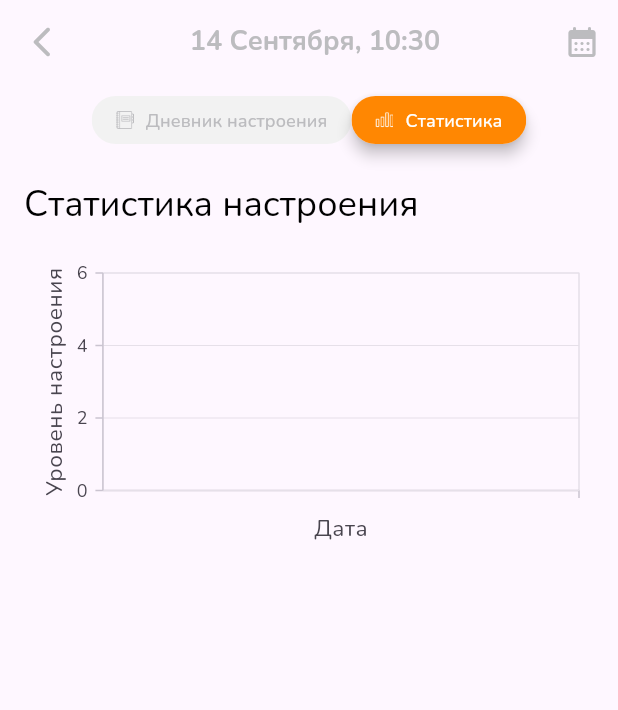
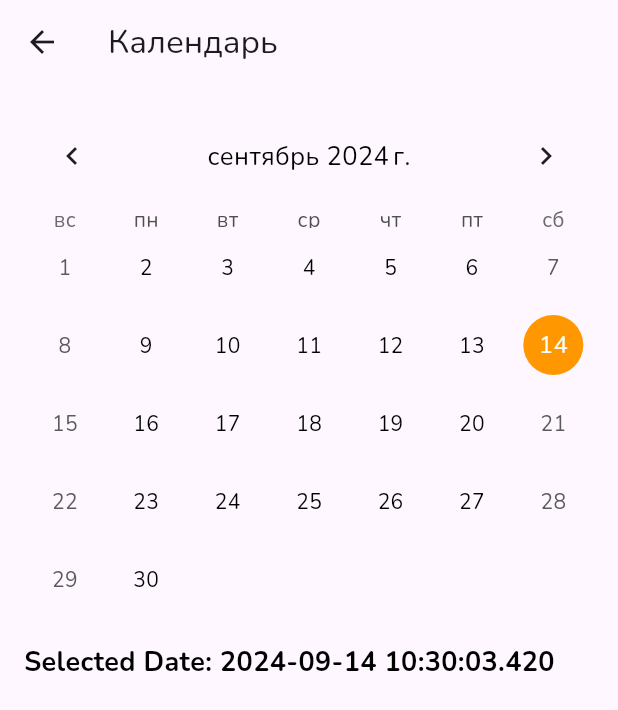
Before and after one commit to KamilaAbdu/mood_diary, a Flutter app: the MainScreen screen opened directly, after a tap on "Статистика", after a tap on the "calendar month" icon, on a phone screen of 412 x 824 dp. Shown: the top 710 px of the screen. Run offline on Flutter 3.47's test engine with Material 3 defaults, Android fonts, the phone set to English and light mode, and no system bars; drawn by our look-alikes of table_calendar; our stand-ins replace google_fonts, shared_preferences, syncfusion_flutter_charts; accounts and stored records are empty.

Commit message:
start screen and calendar screen added

```diff
--- a/lib/features/data/models/chart_data.dart
+++ b/lib/features/data/models/chart_data.dart
@@ -1,6 +1,12 @@
+
 class ChartData {
-  final String time;
+  final String date;
+  final String label;
   final double value;
 
-  ChartData(this.time, this.value);
+  ChartData({
+    required this.date,
+    required this.label,
+    required this.value,
+  });
 }
--- a/lib/features/data/providers/mood_provider.dart
+++ b/lib/features/data/providers/mood_provider.dart
@@ -1,34 +1,40 @@
 import 'package:flutter/material.dart';
-import 'package:mood_diary/features/domain/models/mood_data.dart';
-import '../repositories/mood_repository.dart';
+import 'package:mood_diary/features/data/models/chart_data.dart';
+import 'package:mood_diary/features/domain/repositories/mood_repository_impl.dart';
 
-class MoodProvider extends ChangeNotifier {
-  final MoodRepository _repository;
+class MoodProvider with ChangeNotifier {
+  final List<ChartData> _moodDataList = [];
 
-  List<MoodData> _moodDataList = [];
+  MoodProvider(MoodRepositoryImpl moodRepositoryImpl);
 
-  MoodProvider(this._repository);
+  List<ChartData> get moodDataList => _moodDataList;
 
-  List<MoodData> get moodDataList => _moodDataList;
+  void addMoodData(ChartData moodData) {
+    _moodDataList.add(moodData);
+    notifyListeners();
+  }
 
+  void removeMoodData(String label) {
+    _moodDataList.removeWhere((data) => data.label == label);
+    notifyListeners();
+  }
 
-  Future<void> loadMoodData() async {
-    try {
-      _moodDataList = await _repository.getMoodData();
+  void updateMoodData(String label, double newValue) {
+    final index = _moodDataList.indexWhere((data) => data.label == label);
+    if (index != -1) {
+      // Обновляем данные по метке. Предположим, что метка уникальна и не изменяется.
+      final existingData = _moodDataList[index];
+      _moodDataList[index] = ChartData(
+        date: existingData.date, // предполагаем, что дата не изменяется
+        label: existingData.label,
+        value: newValue,
+      );
       notifyListeners();
-    } catch (e) {
-
-      print('Error loading mood data: $e');
     }
   }
 
-  Future<void> addMoodData(MoodData moodData) async {
-    try {
-      await _repository.addMoodData(moodData);
-      await loadMoodData();
-    } catch (e) {
-
-      print('Error adding mood data: $e');
-    }
+  void clearMoodData() {
+    _moodDataList.clear();
+    notifyListeners();
   }
 }
--- a/lib/features/domain/models/mood_data.dart
+++ b/lib/features/domain/models/mood_data.dart
@@ -4,7 +4,6 @@ class MoodData {
 
   MoodData(this.date, this.moodLevel);
 
-  // Для преобразования в/из JSON
   Map<String, dynamic> toJson() => {
         'date': date,
         'moodLevel': moodLevel,
--- /dev/null
+++ b/lib/features/presentation/screens/calendar_screen.dart
@@ -0,0 +1,74 @@
+import 'package:flutter/material.dart';
+import 'package:mood_diary/core/constants/app_dimens.dart';
+import 'package:mood_diary/core/constants/app_text_styles.dart';
+import 'package:table_calendar/table_calendar.dart';
+
+class CalendarScreen extends StatefulWidget {
+  const CalendarScreen({super.key});
+
+  @override
+  _CalendarScreenState createState() => _CalendarScreenState();
+}
+
+class _CalendarScreenState extends State<CalendarScreen> {
+  late DateTime _selectedDay;
+  late DateTime _focusedDay;
+
+  @override
+  void initState() {
+    super.initState();
+    _selectedDay = DateTime.now();
+    _focusedDay = DateTime.now();
+  }
+
+  @override
+  Widget build(BuildContext context) {
+    return Scaffold(
+      appBar: AppBar(
+        title: Text('Календарь'),
+      ),
+      body: Padding(
+        padding: const EdgeInsets.all(16.0),
+        child: Column(
+          crossAxisAlignment: CrossAxisAlignment.start,
+          children: [
+            TableCalendar(
+              firstDay: DateTime.utc(2020, 01, 01),
+              lastDay: DateTime.utc(2030, 12, 31),
+              focusedDay: _focusedDay,
+              selectedDayPredicate: (day) => isSameDay(_selectedDay, day),
+              onDaySelected: (selectedDay, focusedDay) {
+                setState(() {
+                  _selectedDay = selectedDay;
+                  _focusedDay = focusedDay;
+                });
+              },
+              calendarFormat: CalendarFormat.month,
+              onFormatChanged: (format) {},
+              calendarStyle: const CalendarStyle(
+                selectedDecoration: BoxDecoration(
+                  color: Colors.orange,
+                  shape: BoxShape.circle,
+                ),
+                todayDecoration: BoxDecoration(
+                  color: Colors.blue,
+                  shape: BoxShape.circle,
+                ),
+                outsideDaysVisible: false,
+              ),
+              headerStyle: const HeaderStyle(
+                formatButtonVisible: false,
+                titleCentered: true,
+              ),
+            ),
+            const SizedBox(height: AppDimens.mediumVerticalPadding),
+            Text(
+              'Selected Date: ${_selectedDay.toLocal()}',
+              style: AppTextStyles.s18w700,
+            ),
+          ],
+        ),
+      ),
+    );
+  }
+}
--- a/lib/features/presentation/screens/main_screen.dart
+++ b/lib/features/presentation/screens/main_screen.dart
@@ -1,6 +1,8 @@
 import 'package:flutter/material.dart';
 import 'dart:async';
 import 'package:mood_diary/core/constants/app_assets.dart';
+import 'package:mood_diary/features/presentation/screens/calendar_screen.dart';
+import 'package:mood_diary/features/presentation/screens/start_screen.dart';
 import 'package:mood_diary/features/presentation/widgets/custom_app_bar.dart';
 import 'package:mood_diary/features/presentation/screens/diary_screen.dart';
 import 'package:mood_diary/features/presentation/screens/statistics_screen.dart';
@@ -53,8 +55,21 @@ class _MainScreenState extends State<MainScreen> {
     return Scaffold(
       appBar: CustomAppBar(
         time: time,
-        onBackPressed: () {},
-        onCalendarPressed: () {},
+        onBackPressed: () {Navigator.push(
+            context,
+            MaterialPageRoute(
+              builder: (context) => const StartScreen(),
+            ),
+          );
+          },
+        onCalendarPressed: () {
+          Navigator.push(
+            context,
+            MaterialPageRoute(
+              builder: (context) => const CalendarScreen(),
+            ),
+          );
+        },
       ),
       body: Column(
         children: [
--- a/lib/features/presentation/screens/statistics_screen.dart
+++ b/lib/features/presentation/screens/statistics_screen.dart
@@ -1,5 +1,7 @@
 import 'package:flutter/material.dart';
+import 'package:mood_diary/core/constants/app_dimens.dart';
 import 'package:mood_diary/features/data/providers/mood_provider.dart';
+import 'package:mood_diary/features/presentation/widgets/statistics_title.dart';
 import 'package:provider/provider.dart';
 import '../widgets/mood_line_chart.dart';
 import '../widgets/mood_pie_chart.dart';
@@ -16,13 +18,10 @@ class StatisticsScreen extends StatelessWidget {
       child: Column(
         crossAxisAlignment: CrossAxisAlignment.start,
         children: [
-          Text(
-            'Статистика настроения',
-            style: Theme.of(context).textTheme.headlineSmall,
-          ),
-          const SizedBox(height: 20),
+          const Center(child: StatisticsTitle()),
+          const SizedBox(height: AppDimens.mediumVerticalPadding),
           MoodLineChart(data: moodData),
-          const SizedBox(height: 20),
+          const SizedBox(height: AppDimens.smallVerticalPadding),
           MoodPieChart(data: moodData),
         ],
       ),
--- a/lib/features/presentation/widgets/mood_line_chart.dart
+++ b/lib/features/presentation/widgets/mood_line_chart.dart
@@ -1,12 +1,12 @@
 import 'package:flutter/material.dart';
-import 'package:mood_diary/features/domain/models/mood_data.dart';
+import 'package:mood_diary/features/data/models/chart_data.dart';
 import 'package:syncfusion_flutter_charts/charts.dart';
 import 'package:mood_diary/core/constants/app_colors.dart';
 
 class MoodLineChart extends StatelessWidget {
-  final List<MoodData> data;
+  final List<ChartData> data;
 
-  const MoodLineChart({super.key, required this.data});
+  const MoodLineChart({required this.data, super.key});
 
   @override
   Widget build(BuildContext context) {
@@ -20,12 +20,12 @@ class MoodLineChart extends StatelessWidget {
           title: AxisTitle(text: 'Уровень настроения'),
         ),
         series: <CartesianSeries>[
-          LineSeries<MoodData, String>(
+          LineSeries<ChartData, String>(
             dataSource: data,
-            xValueMapper: (MoodData moodData, _) => moodData.date,
-            yValueMapper: (MoodData moodData, _) => moodData.moodLevel,
+            xValueMapper: (ChartData moodData, _) => moodData.date,
+
             color: AppColors.orange,
-            width: 2,
+            width: 2, yValueMapper: (ChartData datum, int index) {  },
           ),
         ],
       ),
--- a/lib/features/presentation/widgets/mood_pie_chart.dart
+++ b/lib/features/presentation/widgets/mood_pie_chart.dart
@@ -1,20 +1,21 @@
 import 'package:flutter/material.dart';
+import 'package:mood_diary/features/data/models/chart_data.dart';
 import 'package:syncfusion_flutter_charts/charts.dart';
-import '../../domain/models/mood_data.dart';
+
 
 class MoodPieChart extends StatelessWidget {
-  final List<MoodData> data;
+  final List<ChartData> data;
 
   const MoodPieChart({super.key, required this.data});
 
   @override
   Widget build(BuildContext context) {
     return SfCircularChart(
-      series: <PieSeries<MoodData, String>>[
-        PieSeries<MoodData, String>(
+      series: <PieSeries<ChartData, String>>[
+        PieSeries<ChartData, String>(
           dataSource: data,
-          xValueMapper: (MoodData data, _) => data.date,
-          yValueMapper: (MoodData data, _) => data.moodLevel,
+          xValueMapper: (ChartData data, _) => data.label, // Используем label
+          yValueMapper: (ChartData data, _) => data.value, // Используем value
           dataLabelSettings: const DataLabelSettings(isVisible: true),
         )
       ],
--- a/lib/features/presentation/widgets/statistics_title.dart
+++ b/lib/features/presentation/widgets/statistics_title.dart
@@ -10,7 +10,7 @@ class StatisticsTitle extends StatelessWidget {
     return Padding(
       padding: const EdgeInsets.symmetric(vertical: 16.0),
       child: Text(
-        'Статистика',
+        'Статистика настроения',
         style: AppTextStyles.s20w400.copyWith(color: AppColors.black),
         textAlign: TextAlign.center,
       ),
--- a/lib/features/presentation/widgets/sub_button_list.dart
+++ b/lib/features/presentation/widgets/sub_button_list.dart
@@ -4,7 +4,7 @@ import 'package:mood_diary/core/constants/app_text_styles.dart';
 
 class SubButtonList extends StatelessWidget {
   final List<String> labels;
-  final String selectedLabel;
+  final String? selectedLabel;
   final Function(String) onSubButtonTap;
 
   const SubButtonList({
@@ -29,6 +29,7 @@ class SubButtonList extends StatelessWidget {
               return GestureDetector(
                 onTap: () => onSubButtonTap(label),
                 child: Container(
+                  key: ValueKey(label),
                   padding: const EdgeInsets.symmetric(vertical: 2.0, horizontal: 8.0),
                   decoration: BoxDecoration(
                     color: isSelected ? AppColors.orange : AppColors.white,
--- a/lib/main.dart
+++ b/lib/main.dart
@@ -4,8 +4,8 @@ import 'package:intl/intl.dart';
 import 'package:mood_diary/features/data/providers/mood_provider.dart';
 import 'package:mood_diary/features/data/sources/mood_local_data_source.dart';
 import 'package:mood_diary/features/domain/repositories/mood_repository_impl.dart';
-import 'package:mood_diary/features/presentation/screens/main_screen.dart';
 import 'package:google_fonts/google_fonts.dart';
+import 'package:mood_diary/features/presentation/screens/start_screen.dart';
 import 'package:provider/provider.dart';
 
 void main() async {
@@ -38,7 +38,7 @@ class MainApp extends StatelessWidget {
           ),
           primarySwatch: Colors.blue,
         ),
-        home: const MainScreen(),
+        home: const StartScreen(),
       ),
     );
   }
--- a/pubspec.yaml
+++ b/pubspec.yaml
@@ -15,6 +15,7 @@ dependencies:
   provider: ^6.1.2
   shared_preferences: ^2.2.3
   syncfusion_flutter_charts: ^26.2.14
+  table_calendar: ^3.1.2
 
 dev_dependencies:
   flutter_test:
```
Also changed, not shown: lib/features/presentation/screens/start_screen.dart (added, +54 -0 lines), lib/features/presentation/screens/diary_screen.dart (line endings or trailing spaces), pubspec.lock.
